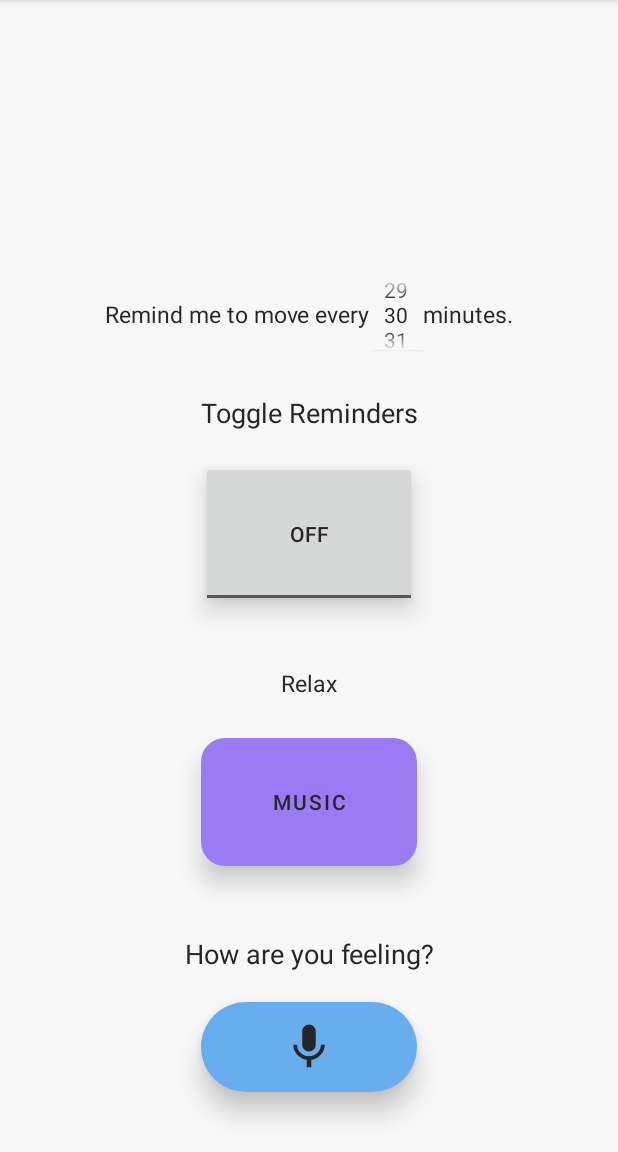
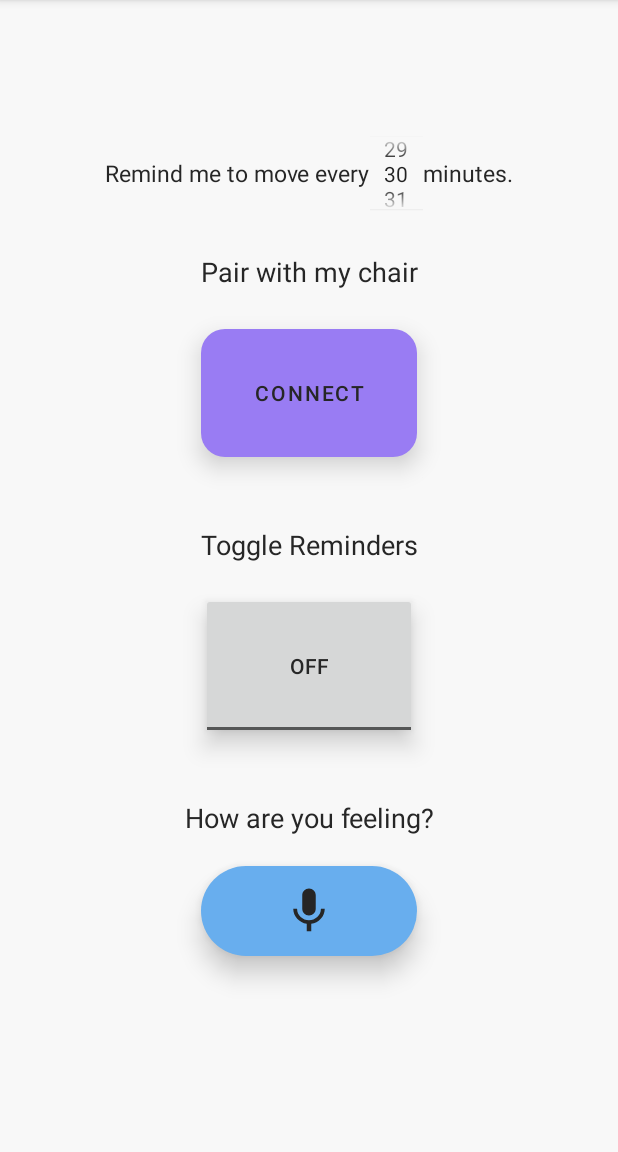
Before and after one commit to alexshaoo/Chairapy, an Android app: the screen it shows after launch (MainActivity), on a phone screen of 412 x 824 dp, the part 84-1236 px from its top. Run offline under Robolectric (Android 15) with nearby library versions, the light colour scheme and no system bars; pictures from the network do not load.

Commit message:
bluetooth can connect to stuff

```diff
--- a/android/app/src/main/AndroidManifest.xml
+++ b/android/app/src/main/AndroidManifest.xml
@@ -3,6 +3,11 @@
     xmlns:tools="http://schemas.android.com/tools"
     package="com.se101.chairapy">
     <uses-permission android:name="android.permission."/>
+    <uses-permission android:name="android.permission.BLUETOOTH" />
+    <uses-permission android:name="android.permission.BLUETOOTH_ADMIN" />
+    <uses-permission android:name="android.permission.ACCESS_FINE_LOCATION" />
+    <uses-permission android:name="android.permission.BLUETOOTH_CONNECT" />
+
     <application
         android:allowBackup="true"
         android:icon="@mipmap/ic_launcher"
--- a/android/app/src/main/res/layout/activity_main.xml
+++ b/android/app/src/main/res/layout/activity_main.xml
@@ -6,7 +6,7 @@
     android:id="@+id/LinearLayout"
     android:layout_width="match_parent"
     android:layout_height="match_parent"
-    android:gravity="bottom"
+    android:gravity="center"
     android:orientation="vertical"
     android:padding="0dp">
 
@@ -41,7 +41,28 @@
             android:textSize="@dimen/font_size" />
     </LinearLayout>
 
-    <!-- guys what does this do -->
+    <TextView
+        android:id="@+id/chairTxt"
+        android:layout_width="match_parent"
+        android:layout_height="wrap_content"
+        android:layout_marginTop="28dp"
+        android:layout_marginBottom="8dp"
+        android:gravity="center"
+        android:text="@string/chair"
+        android:textSize="@dimen/big_font" />
+
+    <Button
+        android:id="@+id/btBtn"
+        android:layout_width="144dp"
+        android:layout_height="97dp"
+        android:layout_gravity="center"
+        android:layout_margin="12dp"
+        android:elevation="10dp"
+        android:stateListAnimator="@null"
+        android:text="@string/connect"
+        app:cornerRadius="16dp"
+        tools:ignore="TextContrastCheck,TextContrastCheck" />
+
     <TextView
         android:id="@+id/relaxTxt2"
         android:layout_width="match_parent"
@@ -61,28 +82,6 @@
         android:elevation="10dp"
         android:stateListAnimator="@null"
         android:text="@string/start"
-        app:cornerRadius="16dp"
-        tools:ignore="TextContrastCheck,TextContrastCheck" />
-
-    <TextView
-        android:id="@+id/relaxTxt"
-        android:layout_width="match_parent"
-        android:layout_height="wrap_content"
-        android:layout_marginTop="28dp"
-        android:layout_marginBottom="8dp"
-        android:gravity="center"
-        android:text="@string/relax"
-        android:textSize="@dimen/font_size" />
-
-    <Button
-        android:id="@+id/musicBtn"
-        android:layout_width="144dp"
-        android:layout_height="97dp"
-        android:layout_gravity="center"
-        android:layout_margin="12dp"
-        android:elevation="10dp"
-        android:stateListAnimator="@null"
-        android:text="@string/music"
         app:cornerRadius="16dp"
         tools:ignore="TextContrastCheck,TextContrastCheck" />
 
--- a/android/app/src/main/res/values/strings.xml
+++ b/android/app/src/main/res/values/strings.xml
@@ -12,4 +12,6 @@
     <string name="start">Start</string>
     <string name="minutes">minutes.</string>
     <string name="remind_me_to_move_every">Remind me to move every</string>
+    <string name="chair">Pair with my chair</string>
+    <string name="connect">Connect</string>
 </resources>
```
Also changed, not shown: android/app/src/main/java/com/se101/chairapy/MainActivity.java (+111 -14 lines).
